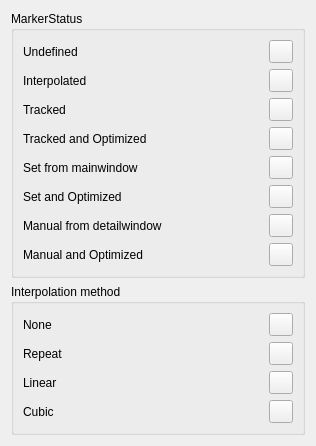
Above: src/ui/ui-files/StatusColorDialog.ui from XROMMPackages/xmalab before the change. Below: the same form after it.
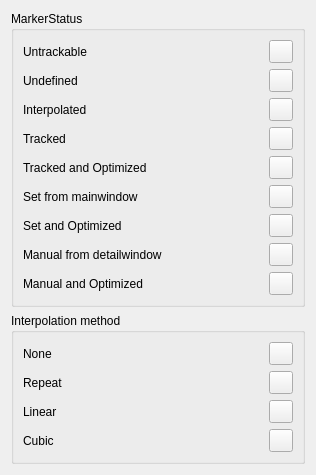
That is the form after the change. Icons and pictures are not drawn.

Commit message: fixes #82 : Points can be set untrackable when Ctrl (or Command) + U is clicked. To set it to trackable again, point data has to be deleted by using Delete or Backspace

Patch:
```diff
--- a/src/ui/ui-files/StatusColorDialog.ui
+++ b/src/ui/ui-files/StatusColorDialog.ui
@@ -27,70 +27,63 @@
       <string>MarkerStatus</string>
      </property>
      <layout class="QGridLayout" name="gridLayout_2">
-      <item row="3" column="1">
+      <item row="1" column="1">
+       <widget class="QToolButton" name="toolButton_Untrackable">
+        <property name="text">
+         <string/>
+        </property>
+       </widget>
+      </item>
+      <item row="5" column="1">
        <widget class="QToolButton" name="toolButton_TrackedAndOpt">
         <property name="text">
          <string/>
         </property>
        </widget>
       </item>
-      <item row="3" column="0">
+      <item row="5" column="0">
        <widget class="QLabel" name="label_4">
         <property name="text">
          <string>Tracked and Optimized</string>
         </property>
        </widget>
       </item>
-      <item row="4" column="0">
-       <widget class="QLabel" name="label_6">
-        <property name="text">
-         <string>Set from mainwindow</string>
-        </property>
-       </widget>
-      </item>
-      <item row="4" column="1">
-       <widget class="QToolButton" name="toolButton_Set">
-        <property name="text">
-         <string/>
-        </property>
-       </widget>
-      </item>
-      <item row="6" column="0">
+      <item row="8" column="0">
        <widget class="QLabel" name="label_8">
         <property name="text">
          <string>Manual from detailwindow</string>
         </property>
        </widget>
       </item>
-      <item row="5" column="1">
-       <widget class="QToolButton" name="toolButton_SetAndOpt">
-        <property name="text">
-         <string/>
-        </property>
-       </widget>
-      </item>
-      <item row="5" column="0">
-       <widget class="QLabel" name="label_5">
-        <property name="text">
-         <string>Set and Optimized</string>
-        </property>
-       </widget>
-      </item>
       <item row="6" column="1">
+       <widget class="QToolButton" name="toolButton_Set">
+        <property name="text">
+         <string/>
+        </property>
+       </widget>
+      </item>
+      <item row="6" column="0">
+       <widget class="QLabel" name="label_6">
+        <property name="text">
+         <string>Set from mainwindow</string>
+        </property>
+       </widget>
+      </item>
+      <item row="7" column="1">
+       <widget class="QToolButton" name="toolButton_SetAndOpt">
+        <property name="text">
+         <string/>
+        </property>
+       </widget>
+      </item>
+      <item row="8" column="1">
        <widget class="QToolButton" name="toolButton_Manual">
         <property name="text">
          <string/>
         </property>
        </widget>
       </item>
-      <item row="1" column="1">
-       <widget class="QToolButton" name="toolButton_Interpolated">
-        <property name="text">
-         <string/>
-        </property>
-       </widget>
-      </item>
-      <item row="2" column="0">
+      <item row="4" column="0">
        <widget class="QLabel" name="label_3">
         <property name="text">
          <string>Tracked</string>
@@ -98,47 +91,68 @@
        </widget>
       </item>
       <item row="7" column="0">
+       <widget class="QLabel" name="label_5">
+        <property name="text">
+         <string>Set and Optimized</string>
+        </property>
+       </widget>
+      </item>
+      <item row="3" column="1">
+       <widget class="QToolButton" name="toolButton_Interpolated">
+        <property name="text">
+         <string/>
+        </property>
+       </widget>
+      </item>
+      <item row="9" column="1">
+       <widget class="QToolButton" name="toolButton_ManualAndOpt">
+        <property name="text">
+         <string/>
+        </property>
+       </widget>
+      </item>
+      <item row="9" column="0">
        <widget class="QLabel" name="label_7">
         <property name="text">
          <string>Manual and Optimized</string>
         </property>
        </widget>
       </item>
-      <item row="2" column="1">
-       <widget class="QToolButton" name="toolButton_Tracked">
-        <property name="text">
-         <string/>
-        </property>
-       </widget>
-      </item>
-      <item row="7" column="1">
-       <widget class="QToolButton" name="toolButton_ManualAndOpt">
-        <property name="text">
-         <string/>
-        </property>
-       </widget>
-      </item>
-      <item row="1" column="0">
+      <item row="3" column="0">
        <widget class="QLabel" name="label_2">
         <property name="text">
          <string>Interpolated</string>
         </property>
        </widget>
       </item>
-      <item row="0" column="0">
+      <item row="4" column="1">
+       <widget class="QToolButton" name="toolButton_Tracked">
+        <property name="text">
+         <string/>
+        </property>
+       </widget>
+      </item>
+      <item row="2" column="0">
        <widget class="QLabel" name="label">
         <property name="text">
          <string>Undefined</string>
         </property>
        </widget>
       </item>
-      <item row="0" column="1">
+      <item row="2" column="1">
        <widget class="QToolButton" name="toolButton_Undefined">
         <property name="text">
          <string/>
         </property>
        </widget>
       </item>
+      <item row="1" column="0">
+       <widget class="QLabel" name="label_13">
+        <property name="text">
+         <string>Untrackable</string>
+        </property>
+       </widget>
+      </item>
      </layout>
     </widget>
    </item>
```
Left out of the diff: 6 changed lines with no effect on the pictures. The commit also changes 9 other files.
